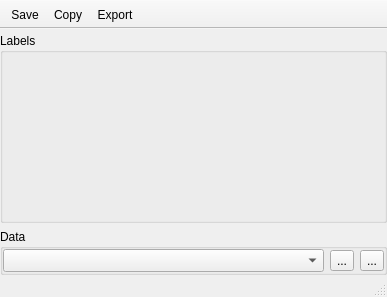
Above: UIs/nCustomPlot.ui from NeutrinoToolkit/Neutrino before the change. Below: the same form after it.
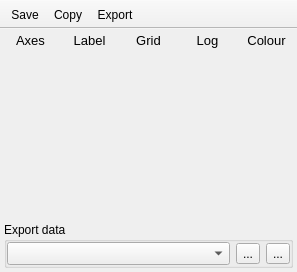
That is the form after the change. Icons and pictures are not drawn.

Diff of the .ui file:
```diff
--- a/UIs/nCustomPlot.ui
+++ b/UIs/nCustomPlot.ui
@@ -6,8 +6,8 @@
    <rect>
     <x>0</x>
     <y>0</y>
-    <width>387</width>
-    <height>297</height>
+    <width>297</width>
+    <height>272</height>
    </rect>
   </property>
   <property name="windowTitle">
@@ -19,58 +19,21 @@
   <widget class="QWidget" name="centralwidget">
    <layout class="QGridLayout" name="gridLayout">
     <property name="leftMargin">
-     <number>0</number>
+     <number>4</number>
     </property>
     <property name="topMargin">
      <number>4</number>
     </property>
     <property name="rightMargin">
-     <number>0</number>
+     <number>4</number>
     </property>
     <property name="bottomMargin">
-     <number>0</number>
+     <number>4</number>
     </property>
-    <item row="0" column="0">
-     <widget class="QGroupBox" name="labels">
-      <property name="title">
-       <string>Labels</string>
-      </property>
-      <layout class="QGridLayout" name="gridLayout_2">
-       <property name="leftMargin">
-        <number>0</number>
-       </property>
-       <property name="topMargin">
-        <number>0</number>
-       </property>
-       <property name="rightMargin">
-        <number>0</number>
-       </property>
-       <property name="bottomMargin">
-        <number>0</number>
-       </property>
-       <item row="0" column="0">
-        <layout class="QGridLayout" name="labels_layout"/>
-       </item>
-       <item row="2" column="0">
-        <spacer name="verticalSpacer">
-         <property name="orientation">
-          <enum>Qt::Vertical</enum>
-         </property>
-         <property name="sizeHint" stdset="0">
-          <size>
-           <width>20</width>
-           <height>40</height>
-          </size>
-         </property>
-        </spacer>
-       </item>
-      </layout>
-     </widget>
-    </item>
-    <item row="1" column="0">
+    <item row="2" column="0">
      <widget class="QGroupBox" name="groupBox">
       <property name="title">
-       <string>Data</string>
+       <string>Export data</string>
       </property>
       <layout class="QGridLayout" name="gridLayout_3">
        <property name="leftMargin">
@@ -125,6 +88,116 @@
       </layout>
      </widget>
     </item>
+    <item row="1" column="0">
+     <spacer name="verticalSpacer">
+      <property name="orientation">
+       <enum>Qt::Vertical</enum>
+      </property>
+      <property name="sizeHint" stdset="0">
+       <size>
+        <width>20</width>
+        <height>40</height>
+       </size>
+      </property>
+     </spacer>
+    </item>
+    <item row="0" column="0">
+     <widget class="QWidget" name="widget" native="true">
+      <layout class="QGridLayout" name="gridLayout_4">
+       <property name="leftMargin">
+        <number>0</number>
+       </property>
+       <property name="topMargin">
+        <number>0</number>
+       </property>
+       <property name="rightMargin">
+        <number>0</number>
+       </property>
+       <property name="bottomMargin">
+        <number>0</number>
+       </property>
+       <item row="0" column="0">
+        <layout class="QGridLayout" name="labels_layout">
+         <item row="0" column="0">
+          <widget class="QLabel" name="label">
+           <property name="font">
+            <font>
+             <pointsize>10</pointsize>
+            </font>
+           </property>
+           <property name="text">
+            <string>Axes</string>
+           </property>
+           <property name="alignment">
+            <set>Qt::AlignCenter</set>
+           </property>
+          </widget>
+         </item>
+         <item row="0" column="2">
+          <widget class="QLabel" name="label_3">
+           <property name="font">
+            <font>
+             <pointsize>10</pointsize>
+            </font>
+           </property>
+           <property name="text">
+            <string>Grid</string>
+           </property>
+           <property name="alignment">
+            <set>Qt::AlignCenter</set>
+           </property>
+          </widget>
+         </item>
+         <item row="0" column="1">
+          <widget class="QLabel" name="label_2">
+           <property name="font">
+            <font>
+             <pointsize>10</pointsize>
+            </font>
+           </property>
+           <property name="text">
+            <string>Label</string>
+           </property>
+           <property name="alignment">
+            <set>Qt::AlignCenter</set>
+           </property>
+          </widget>
+         </item>
+         <item row="0" column="3">
+          <widget class="QLabel" name="label_4">
+           <property name="font">
+            <font>
+             <pointsize>10</pointsize>
+            </font>
+           </property>
+           <property name="text">
+            <string>Log</string>
+           </property>
+           <property name="alignment">
+            <set>Qt::AlignCenter</set>
+           </property>
+          </widget>
+         </item>
+         <item row="0" column="4">
+          <widget class="QLabel" name="label_5">
+           <property name="font">
+            <font>
+             <pointsize>10</pointsize>
+            </font>
+           </property>
+           <property name="text">
+            <string>Colour</string>
+           </property>
+           <property name="alignment">
+            <set>Qt::AlignCenter</set>
+           </property>
+          </widget>
+         </item>
+        </layout>
+       </item>
+      </layout>
+     </widget>
+    </item>
    </layout>
   </widget>
   <widget class="QToolBar" name="toolBar">
@@ -153,13 +226,6 @@
    <addaction name="actionCopy"/>
    <addaction name="actionExport"/>
   </widget>
-  <widget class="QStatusBar" name="statusBar">
-   <property name="font">
-    <font>
-     <pointsize>10</pointsize>
-    </font>
-   </property>
-  </widget>
   <action name="actionCopy">
    <property name="icon">
     <iconset resource="../../neutrino-build/src/icons.qrc">
```
